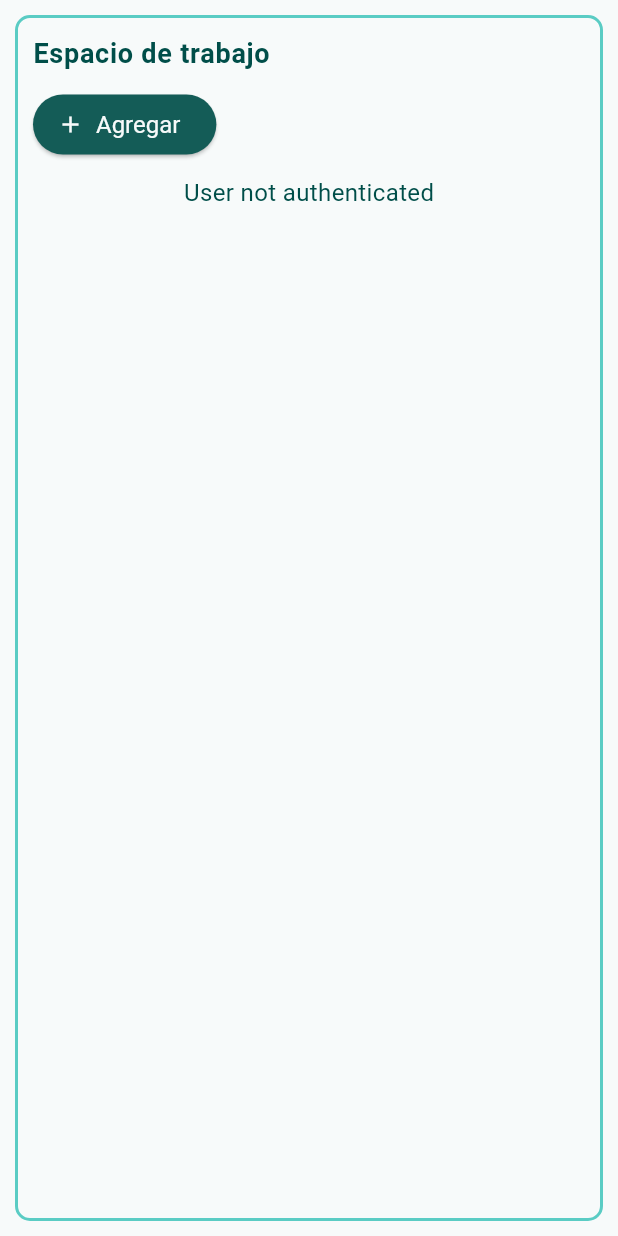
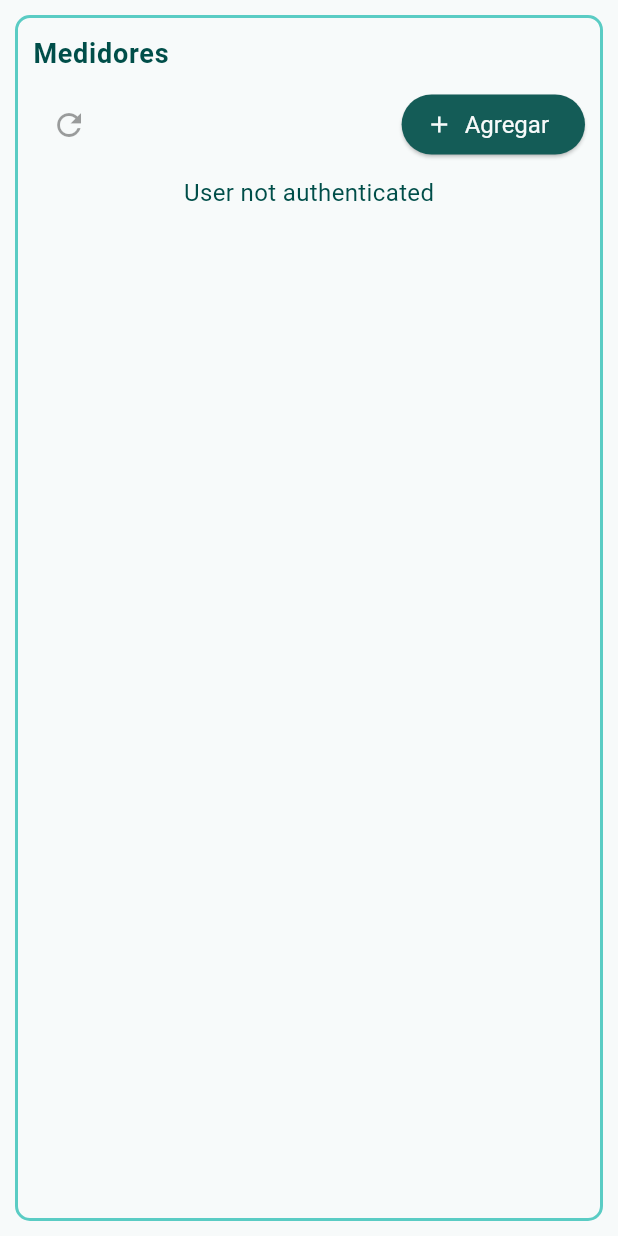
Before and after one commit to Emmanueloz/frontend_water_quality, a Flutter app: the ListMeter widget shown alone on an empty page, opened directly with empty values, on a phone screen of 412 x 824 dp. Run offline on Flutter 3.47's test engine with Material 3 defaults, Android fonts, the phone set to English and light mode, and no system bars; our stand-ins replace dio, fl_chart, flutter_blue_plus, flutter_map, go_router, hive and 3 more; missing offline and left inert: flutter_map_cancellable_tile_provider, girix_code_gauge, intl_mobile_field; accounts and stored records are empty.

Commit message:
refactor: Agregar funcionalidad de actualización a la lista de medidores y al espacio de trabajo principal

```diff
--- a/lib/presentation/pages/list_meter.dart
+++ b/lib/presentation/pages/list_meter.dart
@@ -67,6 +67,11 @@ class _ListMeterState extends State<ListMeter> {
           screenSize: screenSize,
           isLoading: false,
           itemCount: meters.length,
+          onRefresh: () {
+            setState(() {
+              _metersFuture = _fetchMeters();
+            });
+          },
           itemBuilder: (context, index) {
             final meter = meters[index];
             return MeterCard(
--- a/lib/presentation/widgets/specific/workspace/organisms/main_workspace.dart
+++ b/lib/presentation/widgets/specific/workspace/organisms/main_workspace.dart
@@ -13,8 +13,9 @@ class MainWorkspace extends StatelessWidget {
   final bool isLoading;
   final String? errorMessage;
   final int itemCount;
+  final void Function()? onRefresh;
+
   final Widget Function(BuildContext, int) itemBuilder;
-
 
   const MainWorkspace({
     super.key,
@@ -24,6 +25,7 @@ class MainWorkspace extends StatelessWidget {
     this.errorMessage,
     this.itemCount = 0,
     required this.itemBuilder,
+    this.onRefresh,
   });
 
   @override
@@ -48,13 +50,17 @@ class MainWorkspace extends StatelessWidget {
         children: [
           ButtonActions(
             title: Text(
-              "Espacio de trabajo $id",
+              "Medidores",
               style: Theme.of(context)
                   .textTheme
                   .bodyLarge
                   ?.copyWith(fontWeight: FontWeight.bold),
             ),
             actions: [
+              IconButton(
+                onPressed: onRefresh,
+                icon: Icon(Icons.refresh),
+              ),
               ElevatedButton.icon(
                 onPressed: () {
                   context.goNamed(
@@ -68,7 +74,6 @@ class MainWorkspace extends StatelessWidget {
             ],
             screenSize: screenSize,
           ),
-
           if (isLoading)
             GridLoadingSkeleton(screenSize: screenSize)
           else if (errorMessage != null)
```
